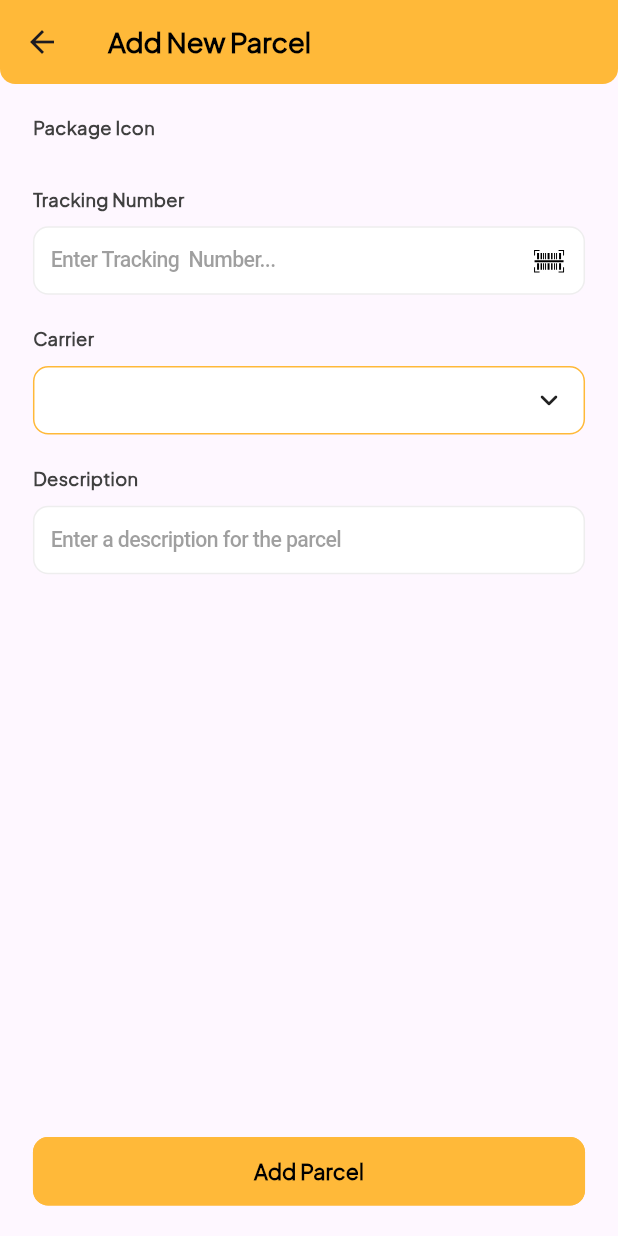
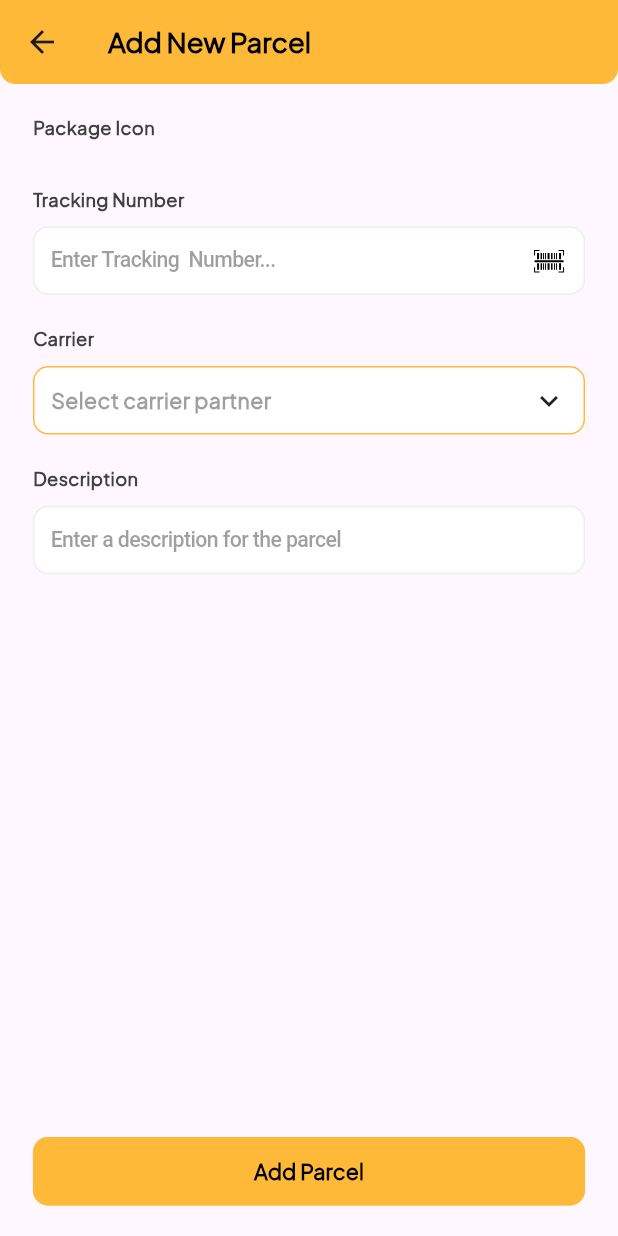
Before and after one commit to s0urav-hald3r/tracking_partner, a Flutter app: the NewParcelView screen opened directly, on a phone screen of 412 x 824 dp. Run offline on Flutter 3.47's test engine with Material 3 defaults, Android fonts, the phone set to English and light mode, and no system bars; drawn by our look-alikes of animated_custom_dropdown; our stand-ins replace animated_bottom_navigation_bar, flutter_advanced_switch, flutter_screenutil, flutter_svg, get, iconsax; missing offline and left inert: qr_code_scanner.

Commit message:
partner dropdown section complete

```diff
--- a/lib/views/new_parcel_view.dart
+++ b/lib/views/new_parcel_view.dart
@@ -1,3 +1,4 @@
+import 'package:animated_custom_dropdown/custom_dropdown.dart';
 import 'package:flutter/cupertino.dart';
 import 'package:flutter/material.dart';
 import 'package:flutter_screenutil/flutter_screenutil.dart';
@@ -101,22 +102,39 @@ class _NewParcelViewState extends State<NewParcelView> {
           Container(
             height: 45.h,
             margin: EdgeInsets.symmetric(horizontal: 20.w),
-            child: CupertinoTextField(
-              decoration: BoxDecoration(
-                color: Colors.white,
-                border: Border.all(color: primaryColor),
-                borderRadius: BorderRadius.circular(10.r),
+            child: CustomDropdown<String>(
+              hintText: 'Select carrier partner',
+              closedHeaderPadding:
+                  EdgeInsets.symmetric(vertical: 10.h, horizontal: 10.w),
+              decoration: CustomDropdownDecoration(
+                closedSuffixIcon: const Icon(Icons.keyboard_arrow_down),
+                expandedSuffixIcon: const Icon(Icons.keyboard_arrow_up),
+                closedFillColor: Colors.white,
+                closedBorder: Border.all(color: primaryColor),
+                closedBorderRadius: BorderRadius.circular(10.r),
+                hintStyle: TextStyle(
+                  fontSize: 14.sp,
+                  fontWeight: FontWeight.w600,
+                  color: secondaryColor.withOpacity(.5),
+                ),
+                headerStyle: TextStyle(
+                  fontSize: 14.sp,
+                  fontWeight: FontWeight.w600,
+                  color: primaryColor,
+                ),
+                listItemStyle: TextStyle(
+                  fontSize: 14.sp,
+                  fontWeight: FontWeight.w600,
+                  color: textColor,
+                ),
               ),
-              padding: EdgeInsets.only(left: 10.w),
-              suffix: Padding(
-                padding: EdgeInsets.only(right: 10.w, left: 10.w),
-                child: const Icon(Icons.keyboard_arrow_down_rounded),
-              ),
-              style: TextStyle(
-                fontSize: 14.sp,
-                fontWeight: FontWeight.w600,
-                color: primaryColor,
-              ),
+              items: const [
+                'Developer',
+                'Designer',
+                'Consultant',
+                'Student',
+              ],
+              onChanged: (value) {},
             ),
           ),
           Padding(
--- a/pubspec.yaml
+++ b/pubspec.yaml
@@ -41,6 +41,7 @@ dependencies:
   flutter_svg: ^2.0.11
   flutter_advanced_switch: ^3.1.0
   qr_code_scanner: ^1.0.1
+  animated_custom_dropdown: ^3.1.1
 
 dev_dependencies:
   flutter_test:
```
Also changed, not shown: pubspec.lock.
